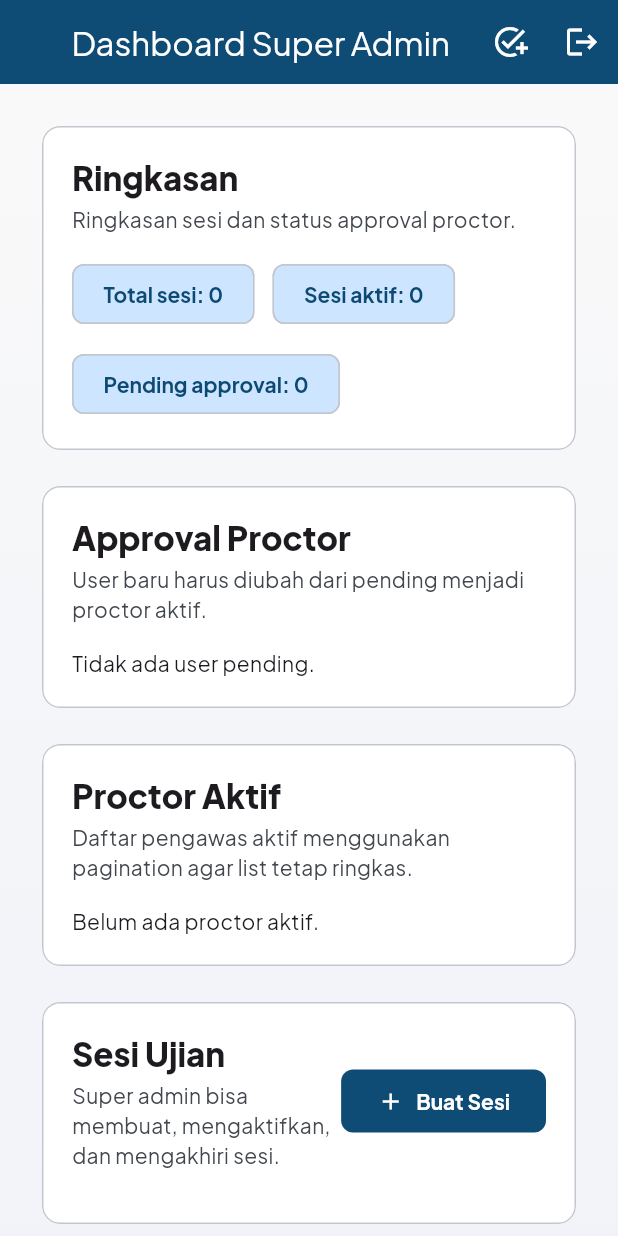
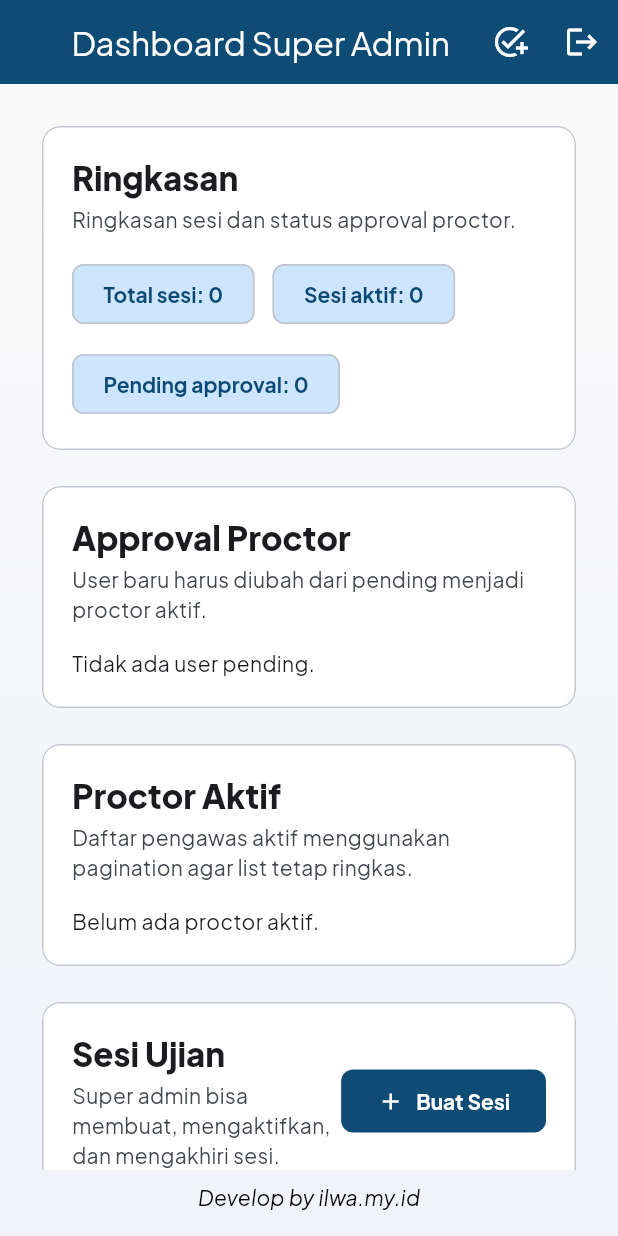
Before and after one commit to ilhamwahyu-ni/proctor, a Flutter app: the AdminDashboardScreen screen opened by its route, on a phone screen of 412 x 824 dp. Run offline on Flutter 3.47's test engine with Material 3 defaults, Android fonts, the phone set to English and light mode, and no system bars; our stand-ins replace cloud_firestore, firebase_auth, firebase_core, go_router, google_fonts, qr_flutter; missing offline and left inert: file_saver, otp; accounts and stored records are empty.

Commit message:
feat: Add url_launcher package and make the developer attribution text clickable on the admin dashboard.

```diff
--- a/lib/presentation/dashboard/admin_dashboard_screen.dart
+++ b/lib/presentation/dashboard/admin_dashboard_screen.dart
@@ -1,6 +1,7 @@
 import 'package:flutter/material.dart';
 import 'package:go_router/go_router.dart';
 import 'package:provider/provider.dart';
+import 'package:url_launcher/url_launcher.dart';
 import 'package:proctor/data/models/app_user.dart';
 import 'package:proctor/data/models/exam_session.dart';
 import 'package:proctor/presentation/common/blue_gradient_background.dart';
@@ -37,6 +38,9 @@ class AdminDashboardScreen extends StatelessWidget {
         ],
       ),
       body: BlueGradientBackground(
+        child: Column(
+          children: [
+            Expanded(
               child: ListView(
                 padding: const EdgeInsets.all(24),
                 children: [
@@ -87,14 +91,29 @@ class AdminDashboardScreen extends StatelessWidget {
                           .toList(),
                     ),
                   ),
-            const SizedBox(height: 32),
-            const Center(
-              child: Text(
-                'Develop by ilwa.my.id',
-                style: TextStyle(color: Colors.white70),
+                ],
               ),
             ),
-            const SizedBox(height: 16),
+            Padding(
+              padding: const EdgeInsets.only(bottom: 16, top: 8),
+              child: Center(
+                child: GestureDetector(
+                  onTap: () async {
+                    final url = Uri.parse('https://ilwa.my.id');
+                    if (await canLaunchUrl(url)) {
+                      await launchUrl(url, mode: LaunchMode.externalApplication);
+                    }
+                  },
+                  child: const Text(
+                    'Develop by ilwa.my.id',
+                    style: TextStyle(
+                      color: Colors.black,
+                      fontStyle: FontStyle.italic,
+                    ),
+                  ),
+                ),
+              ),
+            ),
           ],
         ),
       ),
--- a/pubspec.yaml
+++ b/pubspec.yaml
@@ -45,6 +45,7 @@ dependencies:
   firebase_core: ^3.12.1
   firebase_auth: ^5.5.1
   cloud_firestore: ^5.6.1
+  url_launcher: ^6.3.2
 
 dev_dependencies:
   flutter_test:
```
Also changed, not shown: pubspec.lock, 5 other files. Lines whose indentation alone changed are shown as unchanged.
